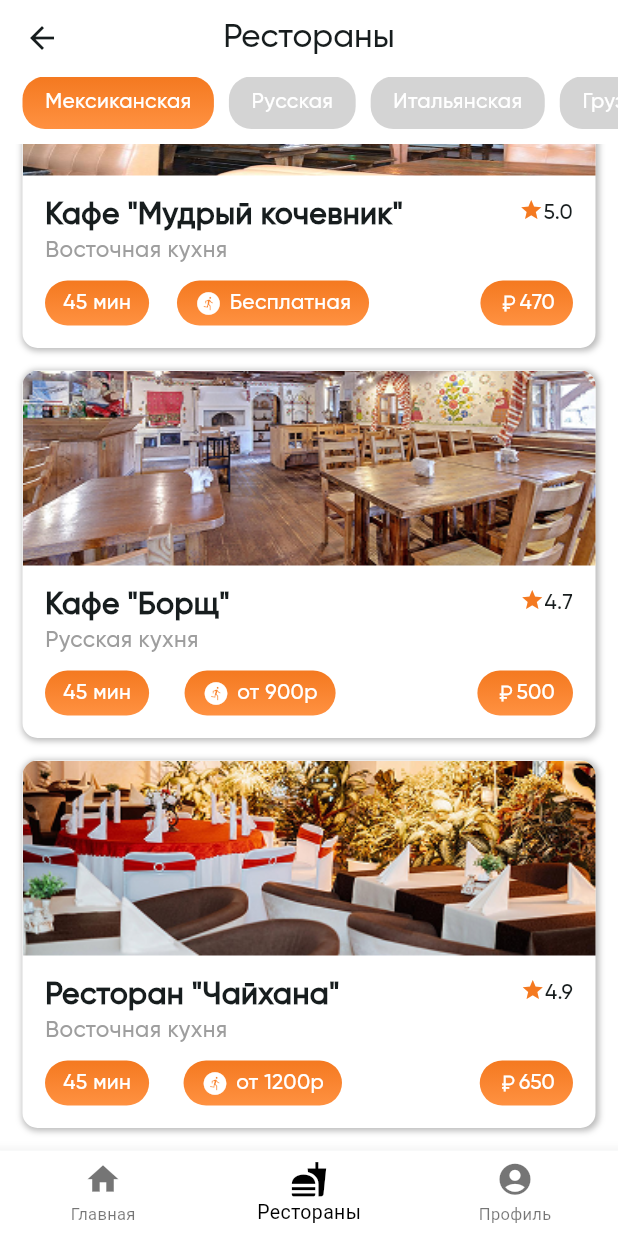
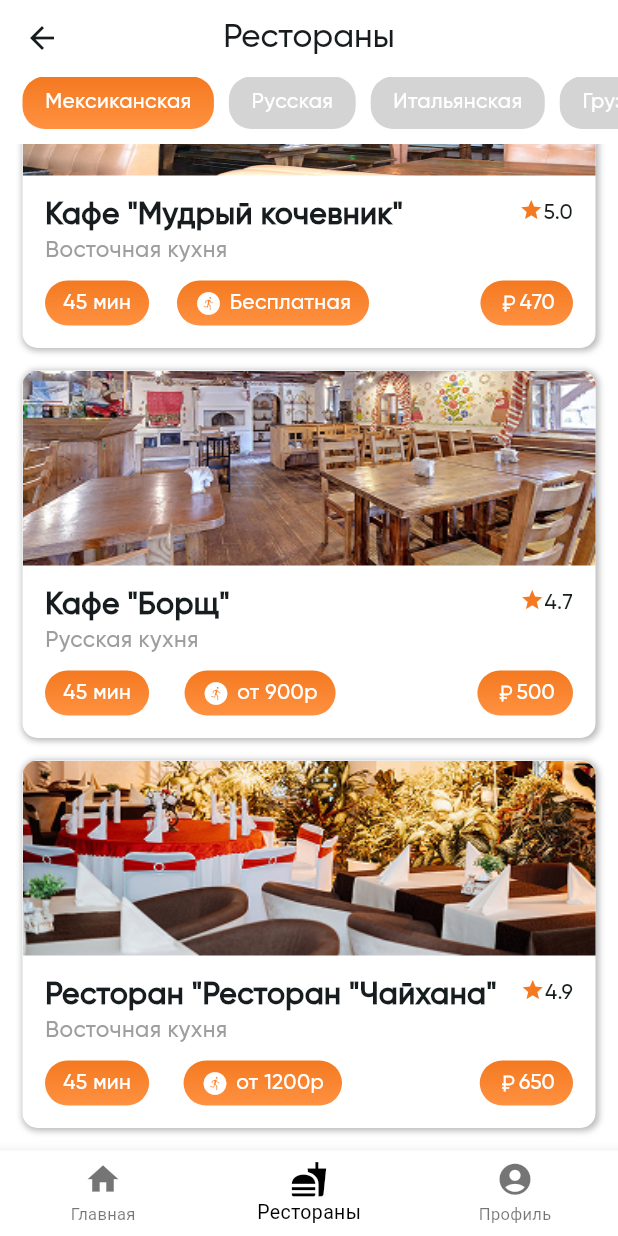
Before and after one commit to Krapotur/ethnomir, a Flutter app: the screen it shows after launch, scrolled down 124 dp, on a phone screen of 412 x 824 dp. Run offline on Flutter 3.47's test engine with Material 3 defaults, Android fonts, the phone set to English and light mode, and no system bars; our stand-ins replace animated_text_kit, auto_route.

Commit message:
Refactor restaurant screen

```diff
--- a/lib/core/widgets/card_widget.dart
+++ b/lib/core/widgets/card_widget.dart
@@ -14,7 +14,7 @@ class CardWidget extends StatelessWidget {
       offset: Offset(1, 1),
     );
     return Container(
-      padding: EdgeInsets.only(left: 5, right: 15),
+      padding: EdgeInsets.all(15),
       decoration: BoxDecoration(
         color: const Color.fromARGB(255, 252, 252, 252),
         borderRadius: BorderRadius.circular(10),
--- a/lib/features/restaurants/view/restaurants_screen.dart
+++ b/lib/features/restaurants/view/restaurants_screen.dart
@@ -17,27 +17,30 @@ class _RestaurantsScreenState extends State<RestaurantsScreen> {
   Widget build(BuildContext context) {
     final List<Restaurant> restaurantsList = [
       Restaurant(
-        title: 'Кафе "Мудрый кочевник"',
+        title: 'Мудрый кочевник',
         kitchen: 'Восточная кухня',
         raiting: '5.0',
+        isRestaurnt: false,
         delivery: 'Бесплатная',
         price: '470',
         imgTitle: 'kochevnik',
       ),
       Restaurant(
-        title: 'Кафе "Борщ"',
+        title: 'Борщ',
         kitchen: 'Русская кухня',
         raiting: '4.7',
+        isRestaurnt: false,
         delivery: 'от 900р',
         price: '500',
         imgTitle: 'borsh',
       ),
       Restaurant(
-        title: 'Ресторан "Чайхана"',
+        title: 'Ресторан "Чайхана',
         kitchen: 'Восточная кухня',
         delivery: 'от 1200р',
+        raiting: '4.9',
+        isRestaurnt: true,
         price: '650',
-        raiting: '4.9',
         imgTitle: 'chai',
       ),
     ];
--- a/lib/features/restaurants/widgets/main_info_about_restaurant.dart
+++ b/lib/features/restaurants/widgets/main_info_about_restaurant.dart
@@ -2,10 +2,7 @@ import 'package:ethnomir/repositories/models.dart';
 import 'package:flutter/material.dart';
 
 class MainInfoAboutRestaurant extends StatelessWidget {
-  const MainInfoAboutRestaurant({
-    super.key,
-    required this.restaurant,
-  });
+  const MainInfoAboutRestaurant({super.key, required this.restaurant});
 
   final Restaurant restaurant;
 
@@ -19,7 +16,9 @@ class MainInfoAboutRestaurant extends StatelessWidget {
           crossAxisAlignment: CrossAxisAlignment.start,
           children: [
             Text(
-              restaurant.title,
+              restaurant.isRestaurnt
+                  ? 'Ресторан "${restaurant.title}"'
+                  : 'Кафе "${restaurant.title}"',
               style: TextStyle(
                 fontSize: 20,
                 fontWeight: FontWeight.bold,
--- a/lib/repositories/restaurant/model/restaurant.dart
+++ b/lib/repositories/restaurant/model/restaurant.dart
@@ -2,6 +2,7 @@ class Restaurant {
   final String title;
   final String kitchen;
   final String raiting;
+  final bool isRestaurnt;
   final String delivery;
   final String price;
   final String imgTitle;
@@ -10,6 +11,7 @@ class Restaurant {
     required this.title,
     required this.kitchen,
     required this.raiting,
+    required this.isRestaurnt,
     required this.delivery,
     required this.price,
     required this.imgTitle,
```
Also changed, not shown: lib/features/restaurant/view/restaurant_screen.dart (+15 -33 lines).
